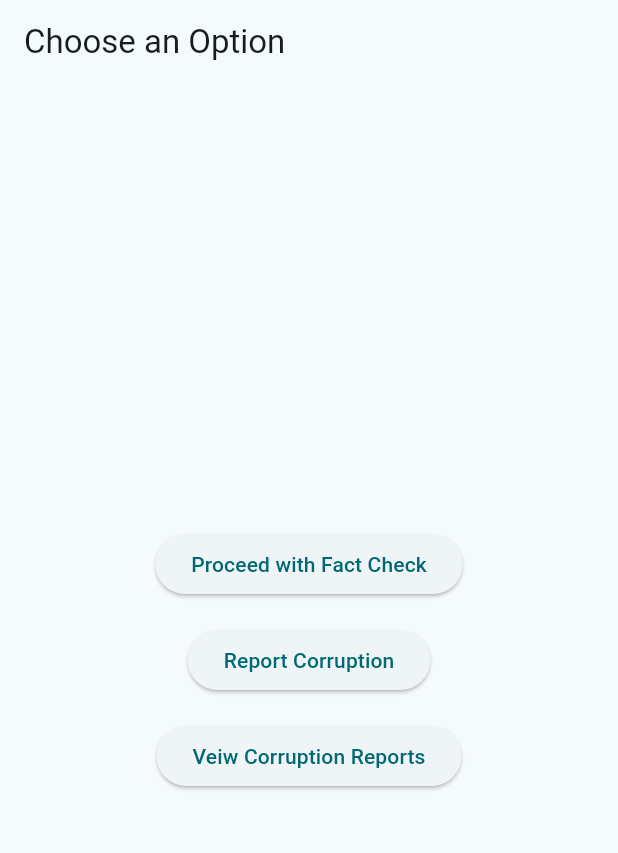
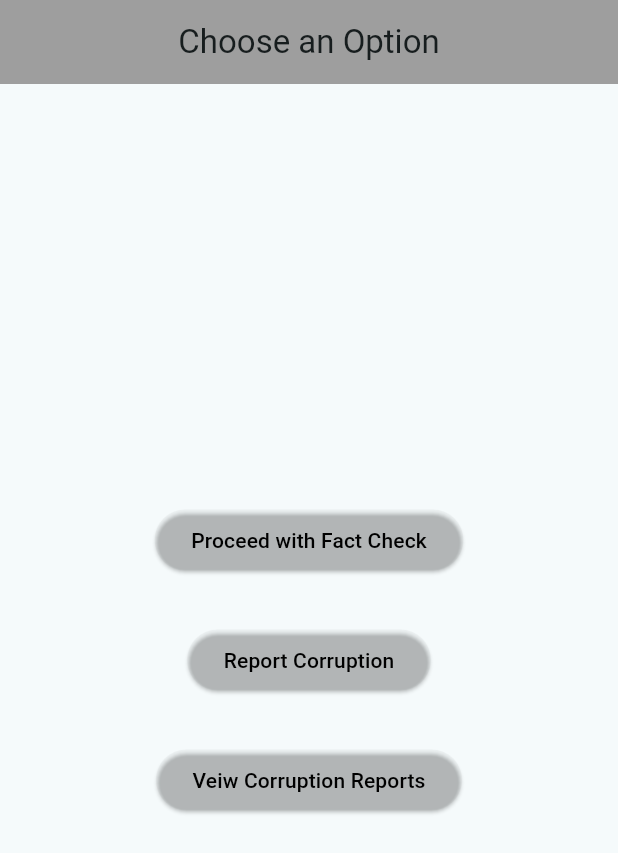
Before and after one commit to Slozzyondul/Social_Justice_and_Reform_Hackathon, a Flutter app: the screen it shows after launch, on a phone screen of 412 x 824 dp. Shown: the top 853 px of the screen. Run offline on Flutter 3.47's test engine with Material 3 defaults, Android fonts, the phone set to English and light mode, and no system bars; our stand-ins replace image_picker.

Commit message:
modifying the main options screen to match my selected theme

```diff
--- a/lib/frontend/screens/main_options_screen.dart
+++ b/lib/frontend/screens/main_options_screen.dart
@@ -9,7 +9,10 @@ class MainOptionScreen extends StatelessWidget {
   @override
   Widget build(BuildContext context) {
     return Scaffold(
-      appBar: AppBar(title: const Text('Choose an Option')),
+      appBar: AppBar(
+        title: const Center(child: Text('Choose an Option')),
+        backgroundColor: Colors.grey,
+      ),
       body: Center(
         child: Padding(
           padding: const EdgeInsets.all(16.0),
@@ -17,6 +20,7 @@ class MainOptionScreen extends StatelessWidget {
             mainAxisAlignment: MainAxisAlignment.center,
             children: [
               ElevatedButton(
+                style: const ButtonStyle(backgroundColor: WidgetStateColor.transparent),
                 onPressed: () {
                   // Navigate to Fact Check Screen
                   Navigator.push(
@@ -24,10 +28,11 @@ class MainOptionScreen extends StatelessWidget {
                       MaterialPageRoute(
                           builder: (context) => const NewsFactCheckScreen()));
                 },
-                child: const Text('Proceed with Fact Check'),
+                child: const Text('Proceed with Fact Check', style: TextStyle(color: Colors.black),),
               ),
-              const SizedBox(height: 16),
+              const SizedBox(height: 32),
               ElevatedButton(
+                style: const ButtonStyle(backgroundColor: WidgetStateColor.transparent),
                 onPressed: () {
                   // Navigate to Report Corruption Screen
                   Navigator.push(
@@ -36,10 +41,11 @@ class MainOptionScreen extends StatelessWidget {
                           builder: (context) =>
                               const ReportCorruptionScreen()));
                 },
-                child: const Text('Report Corruption'),
+                child: const Text('Report Corruption', style: TextStyle(color: Colors.black),),
               ),
-              const SizedBox(height: 16),
+              const SizedBox(height: 32),
               ElevatedButton(
+                style: const ButtonStyle(backgroundColor: WidgetStateColor.transparent),
                 onPressed: () {
                   // Navigate to Report Corruption Screen
                   Navigator.push(
@@ -47,7 +53,7 @@ class MainOptionScreen extends StatelessWidget {
                       MaterialPageRoute(
                           builder: (context) => const ViewReportsScreen()));
                 },
-                child: const Text('Veiw Corruption Reports'),
+                child: const Text('Veiw Corruption Reports', style: TextStyle(color: Colors.black),),
               ),
             ],
           ),
```
